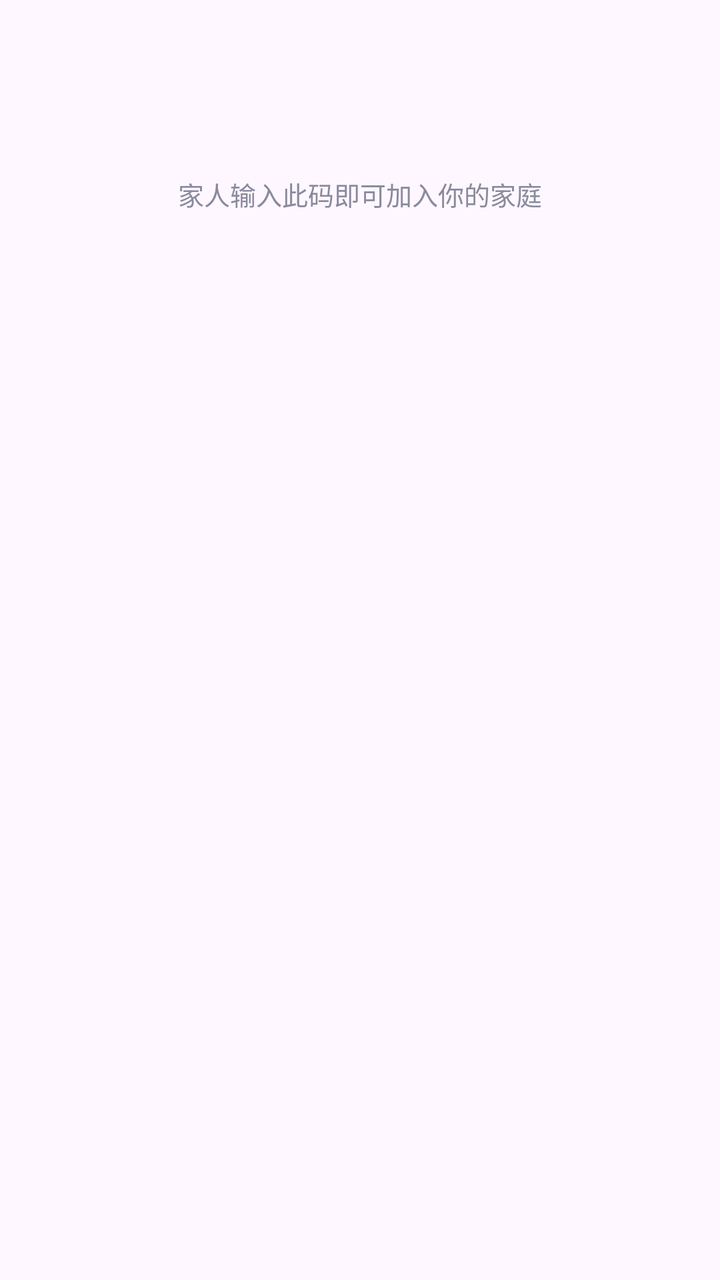
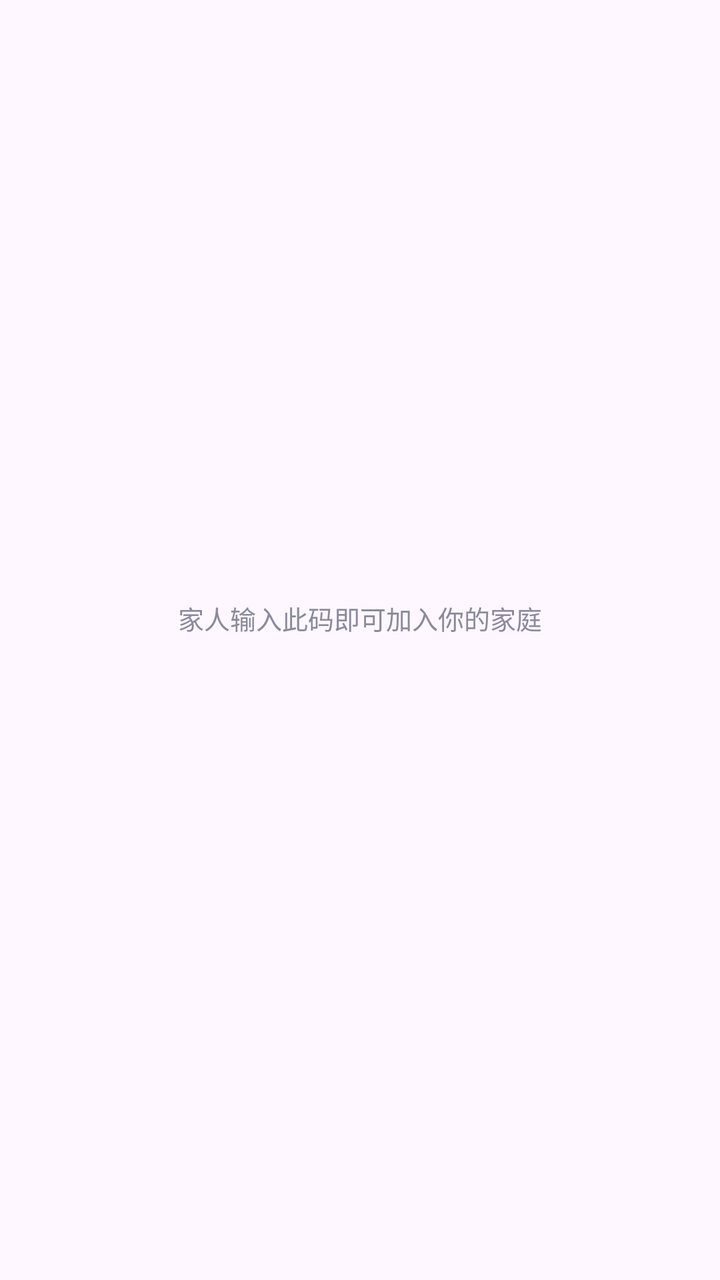

Compare the two renders of this Android layout. The source of the first and the diff that turns it into the second are given below.
<!-- AndroidManifest.xml: application theme Theme.FamilyShare -->
<!-- res/layout/dialog_family_code.xml -->
<?xml version="1.0" encoding="utf-8"?>
<LinearLayout xmlns:android="http://schemas.android.com/apk/res/android"
    android:layout_width="match_parent"
    android:layout_height="wrap_content"
    android:gravity="center_horizontal"
    android:orientation="vertical"
    android:padding="24dp">

    <TextView
        android:id="@+id/tvCode"
        android:layout_width="wrap_content"
        android:layout_height="wrap_content"
        android:letterSpacing="0.3"
        android:textColor="@color/primary"
        android:textSize="40sp"
        android:textStyle="bold" />

    <TextView
        android:layout_width="wrap_content"
        android:layout_height="wrap_content"
        android:layout_marginTop="10dp"
        android:gravity="center"
        android:text="@string/dialog_code_hint"
        android:textColor="@color/text_secondary"
        android:textSize="13sp" />

</LinearLayout>
<!-- resources referenced by this layout -->
<resources>
  <color name="primary">#2B7CE9</color>
  <color name="text_secondary">#8A8A9E</color>
  <string name="dialog_code_hint">家人输入此码即可加入你的家庭</string>
  <style name="Theme.FamilyShare" parent="Theme.Material3.DayNight.NoActionBar">
          <item name="colorPrimary">@color/primary</item>
          <item name="colorOnPrimary">@color/white</item>
  
          
          <item name="android:statusBarColor">@android:color/transparent</item>
          <item name="android:windowTranslucentStatus">true</item>
          <item name="android:windowDrawsSystemBarBackgrounds">true</item>
          <item name="android:windowLightStatusBar">true</item>
  
          
          <item name="android:navigationBarColor">@color/white</item>
          <item name="android:windowLightNavigationBar" tools:targetApi="o_mr1">true</item>
  
          
          <item name="android:dialogCornerRadius">20dp</item>
          <item name="materialAlertDialogTheme">@style/FamilyShare.Dialog</item>
      </style>
  <color name="white">#FFFFFF</color>
  <style name="FamilyShare.Dialog" parent="ThemeOverlay.Material3.MaterialAlertDialog">
          <item name="shapeAppearanceOverlay">@style/FamilyShare.Dialog.Shape</item>
      </style>
  <style name="FamilyShare.Dialog.Shape" parent="">
          <item name="cornerFamily">rounded</item>
          <item name="cornerSize">20dp</item>
      </style>
</resources>

<!-- the commit's change to res/layout/dialog_family_code.xml (unified diff, before → after) -->
@@ -15,6 +15,14 @@
         android:textSize="40sp"
         android:textStyle="bold" />
 
+    <ImageView
+        android:id="@+id/ivQrCode"
+        android:layout_width="200dp"
+        android:layout_height="200dp"
+        android:layout_marginTop="12dp"
+        android:contentDescription="@string/qr_code_desc"
+        android:scaleType="fitCenter" />
+
     <TextView
         android:layout_width="wrap_content"
         android:layout_height="wrap_content"
<!-- resource entries referenced after the edit -->
@@ -3,6 +3,7 @@
   <color name="primary">#2B7CE9</color>
   <color name="text_secondary">#8A8A9E</color>
   <string name="dialog_code_hint">家人输入此码即可加入你的家庭</string>
+  <string name="qr_code_desc">家庭码二维码</string>
   <style name="Theme.FamilyShare" parent="Theme.Material3.DayNight.NoActionBar">
           <item name="colorPrimary">@color/primary</item>
           <item name="colorOnPrimary">@color/white</item>
